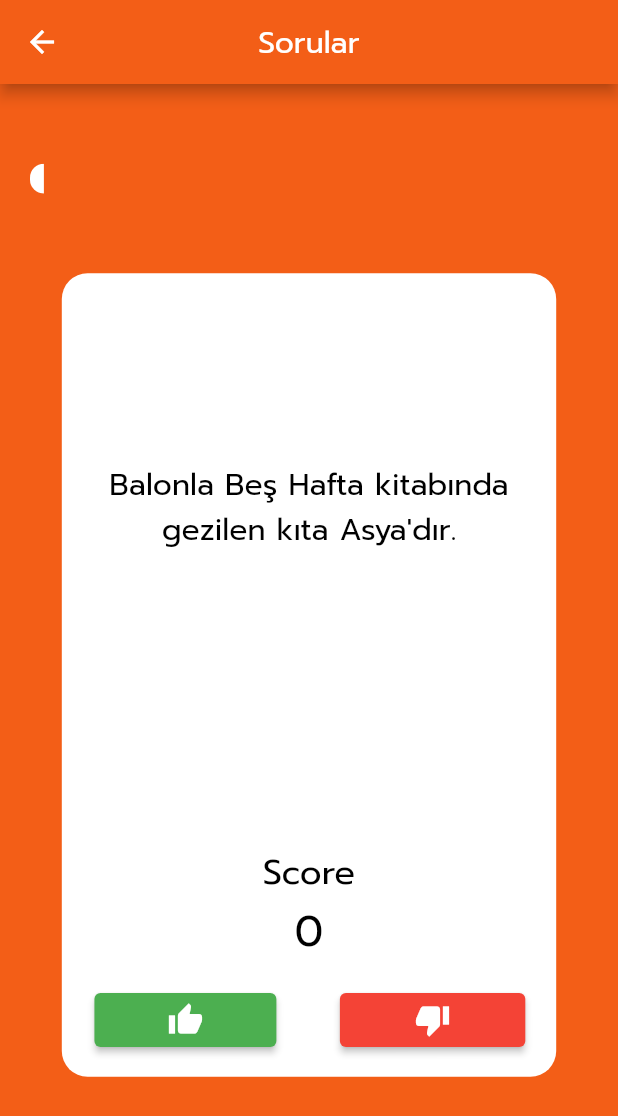
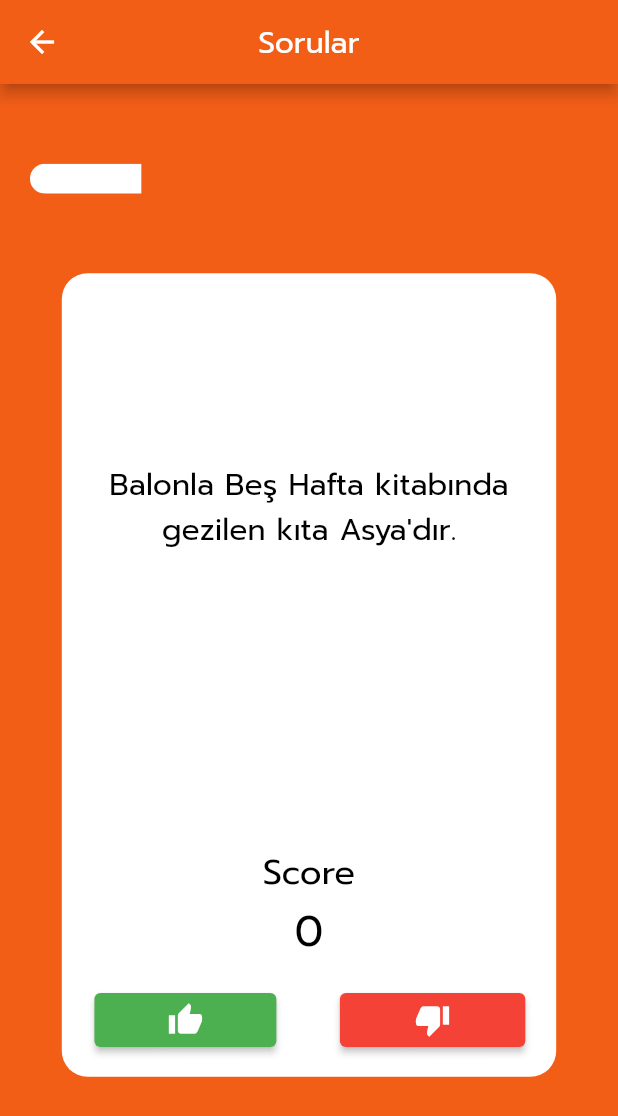
Before and after one commit to hmustafabolat/QuizApp, a Flutter app: the SoruSayfasi screen opened directly, on a phone screen of 412 x 824 dp. Shown: the top 1116 px of the screen. Run offline on Flutter 3.47's test engine with Material 2 defaults, Android fonts, the phone set to English and light mode, and no system bars; drawn by our look-alikes of step_progress_indicator; our stand-ins replace cloud_firestore, firebase_auth, firebase_core, flutter_screenutil; accounts and stored records are empty.

Commit message:
cleaning code..ç

```diff
--- /dev/null
+++ b/lib/config/icon_const.dart
@@ -0,0 +1,10 @@
+import 'package:flutter/material.dart';
+
+const Icon kTrueAnswer = Icon(
+  Icons.mood,
+  color: Colors.green,
+);
+const Icon kFalseAnswer = Icon(
+  Icons.mood_bad,
+  color: Colors.red,
+);
--- a/lib/test_data.dart
+++ b/lib/config/test_data.dart
@@ -1,7 +1,7 @@
-import 'package:bilgi_yarismasi/lastPage.dart';
+import 'package:bilgi_yarismasi/view/lastPage.dart';
 import 'package:bilgi_yarismasi/main.dart';
 import 'package:flutter/cupertino.dart';
-import 'questionClass.dart';
+import '../model/questionClass.dart';
 
 class QuestionData {
   int _questionIndex = 0;
@@ -59,7 +59,6 @@ class QuestionData {
     Question(
         questionText: "Karbonatın yapısında karbon bulunmaz",
         questionAnswer: false),
-
   ];
 
   String getQuestionText() {
--- a/lib/constants.dart
+++ /dev/null
@@ -1,4 +0,0 @@
-
-import 'package:flutter/material.dart';
-const Icon kTrueAnswer = Icon(Icons.mood, color: Colors.green,);
-const Icon kFalseAnswer = Icon(Icons.mood_bad, color: Colors.red,);
--- a/lib/questionClass.dart
+++ b/lib/model/questionClass.dart
@@ -5,6 +5,6 @@ class Question {
   Question({required this.questionText, required this.questionAnswer});
 }
 
-class Score{
-  static int score = 0 ;
+class Score {
+  static int score = 0;
 }
--- a/lib/model/status.dart
+++ b/lib/model/status.dart
@@ -6,8 +6,7 @@ class Status {
 
   Status({required this.id, required this.status});
 
-  factory Status.fromSnapshot(DocumentSnapshot snapshot){
+  factory Status.fromSnapshot(DocumentSnapshot snapshot) {
     return Status(id: snapshot.id, status: snapshot["status"]);
   }
-
 }
--- a/lib/category_page.dart
+++ b/lib/view/category_page.dart
@@ -1,4 +1,4 @@
-import 'package:bilgi_yarismasi/questionsPage.dart';
+import 'package:bilgi_yarismasi/view/questionsPage.dart';
 import 'package:flutter/material.dart';
 import 'package:flutter_screenutil/flutter_screenutil.dart';
 
```
Also changed, not shown: lib/main.dart (+6 -7 lines), lib/view/lastPage.dart (renamed from lib/lastPage.dart, +10 -8 lines), lib/view/login_Page.dart (renamed from lib/login_Page.dart, +2 -5 lines), lib/view/questionsPage.dart (renamed from lib/questionsPage.dart, +5 -5 lines), lib/view/register_page.dart (renamed from lib/register_page.dart, +6 -4 lines), lib/widgets/progress_bar.dart (renamed from lib/progress_bar.dart, +15 -8 lines), lib/config/context_extension.dart (renamed from lib/context_extension.dart).
